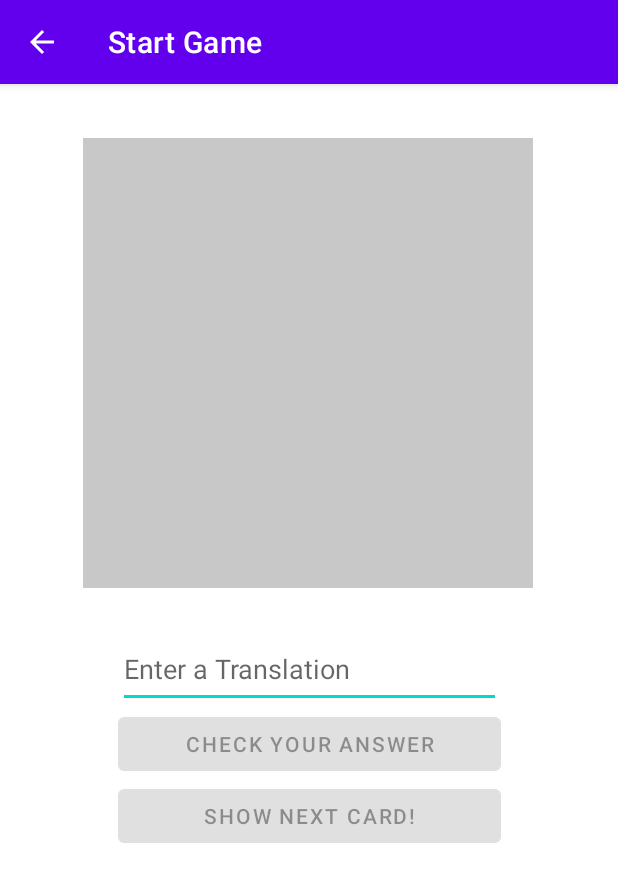
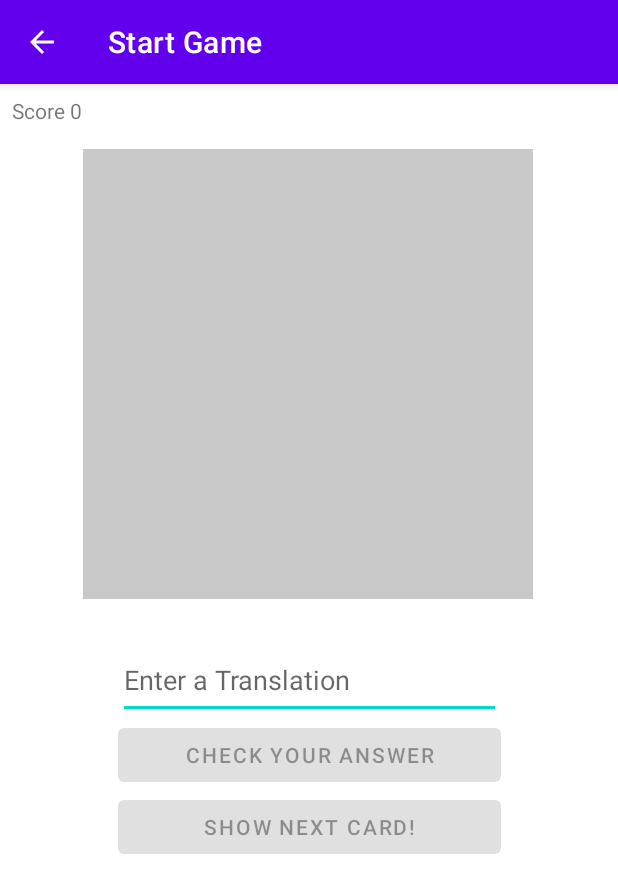
Before and after one commit to OrpazJoseph/Language-Learn, an Android app: the GameActivity screen opened directly, with no data from a screen before it, on a phone screen of 412 x 824 dp. Shown: the top 893 px of the screen. Run offline under Robolectric (Android 15) with nearby library versions, the phone set to English and light mode, and no system bars; our stand-ins replace Firebase (no records; nobody signed in at launch, a user with empty details on screens opened directly); 1 statement that could not run was skipped.

Commit message:
Add score to DB

```diff
--- a/app/src/main/java/il/ac/hit/GameActivity.java
+++ b/app/src/main/java/il/ac/hit/GameActivity.java
@@ -34,6 +34,7 @@ public class GameActivity extends AppCompatActivity {
     List<Card> mCardList;
     Random rand;
     Card randomCard;
+    TextView tvScore;
     int mScore;
 
     // Animation for Card reveal
@@ -57,7 +58,7 @@ public class GameActivity extends AppCompatActivity {
         database = FirebaseDatabase.getInstance();
 
         getListFromDB();
-        // TODO: Get score from DB.
+        getScoreFromDB();
 
         float density = getApplicationContext().getResources().getDisplayMetrics().density;
         cardFront = findViewById(R.id.card_front);
@@ -65,6 +66,7 @@ public class GameActivity extends AppCompatActivity {
         btnCheckAnswer = findViewById(R.id.check_answer);
         btnNextCard = findViewById(R.id.btn_next_card);
         etAnswer = findViewById(R.id.translation);
+        tvScore = findViewById(R.id.tvScore);
         cardFront.setCameraDistance(8000 * density);
         cardBack.setCameraDistance(8000 * density);
 
@@ -80,6 +82,7 @@ public class GameActivity extends AppCompatActivity {
                 final MediaPlayer mediaPlayer;
                 if (answer.equals(back)){
                     mScore += 100;
+                    tvScore.setText(getString(R.string.score) + " " + mScore);
                     message = getString(R.string.correct_answer);
                     mediaPlayer = MediaPlayer.create(getApplicationContext(), R.raw.correct);
                 } else {
@@ -99,6 +102,20 @@ public class GameActivity extends AppCompatActivity {
             backAnimator.start();
             btnCheckAnswer.setEnabled(false);
             isFront = !isFront;
+        });
+    }
+
+    private void getScoreFromDB() {
+        DatabaseReference scoreRef = database.getReference().child("users").child(mCurrentUser.getUid()).child("score");
+        scoreRef.addValueEventListener(new ValueEventListener() {
+            @Override
+            public void onDataChange(@NonNull DataSnapshot snapshot) {
+                mScore = snapshot.getValue(Integer.class);
+                tvScore.setText(getString(R.string.score) + " " + mScore);
+            }
+            @Override
+            public void onCancelled(@NonNull DatabaseError error) {
+            }
         });
     }
 
@@ -161,6 +178,7 @@ public class GameActivity extends AppCompatActivity {
     @Override
     protected void onStop() {
         super.onStop();
-        // TODO: Save score to DB.
+        DatabaseReference scoreRef = database.getReference().child("users").child(mCurrentUser.getUid()).child("score");
+        scoreRef.setValue(mScore);
     }
 }
--- a/app/src/main/res/layout/activity_game.xml
+++ b/app/src/main/res/layout/activity_game.xml
@@ -1,6 +1,7 @@
 <?xml version="1.0" encoding="utf-8"?>
 <androidx.constraintlayout.widget.ConstraintLayout xmlns:android="http://schemas.android.com/apk/res/android"
     xmlns:app="http://schemas.android.com/apk/res-auto"
+    xmlns:tools="http://schemas.android.com/tools"
     android:layout_width="match_parent"
     android:layout_height="match_parent">
 
@@ -29,7 +30,7 @@
         android:id="@+id/card_front"
         android:layout_width="300dp"
         android:layout_height="300dp"
-        android:layout_marginTop="36dp"
+        android:layout_marginTop="16dp"
         android:background="@color/cardview_shadow_start_color"
         android:gravity="center"
         android:textAlignment="center"
@@ -37,13 +38,13 @@
         app:layout_constraintEnd_toEndOf="parent"
         app:layout_constraintHorizontal_bias="0.495"
         app:layout_constraintStart_toStartOf="parent"
-        app:layout_constraintTop_toTopOf="parent" />
+        app:layout_constraintTop_toBottomOf="@+id/tvScore" />
 
     <TextView
         android:id="@+id/card_back"
         android:layout_width="300dp"
         android:layout_height="300dp"
-        android:layout_marginTop="36dp"
+        android:layout_marginTop="16dp"
         android:alpha="0"
         android:background="@color/cardview_shadow_end_color"
         android:gravity="center"
@@ -52,7 +53,7 @@
         app:layout_constraintEnd_toEndOf="parent"
         app:layout_constraintHorizontal_bias="0.495"
         app:layout_constraintStart_toStartOf="parent"
-        app:layout_constraintTop_toTopOf="parent" />
+        app:layout_constraintTop_toBottomOf="@+id/tvScore" />
 
     <Button
         android:id="@+id/btn_next_card"
@@ -64,5 +65,15 @@
         app:layout_constraintStart_toStartOf="parent"
         app:layout_constraintTop_toBottomOf="@+id/check_answer" />
 
+    <TextView
+        android:id="@+id/tvScore"
+        android:layout_width="wrap_content"
+        android:layout_height="wrap_content"
+        android:layout_marginStart="8dp"
+        android:layout_marginTop="8dp"
+        android:text="@string/score"
+        app:layout_constraintStart_toStartOf="parent"
+        app:layout_constraintTop_toTopOf="parent" />
+
 
 </androidx.constraintlayout.widget.ConstraintLayout>
```
Also changed, not shown: app/src/main/java/il/ac/hit/MainActivity.java (+22 -0 lines).
